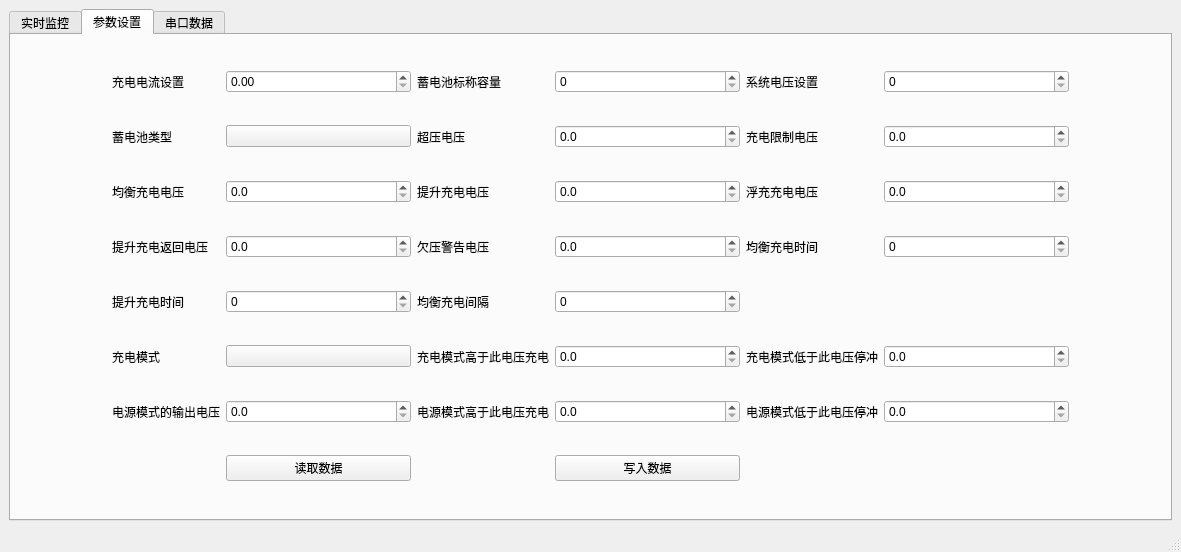
xxxy-bit/SRNE_UP, file ui/dc_layout.ui: the form before one commit.
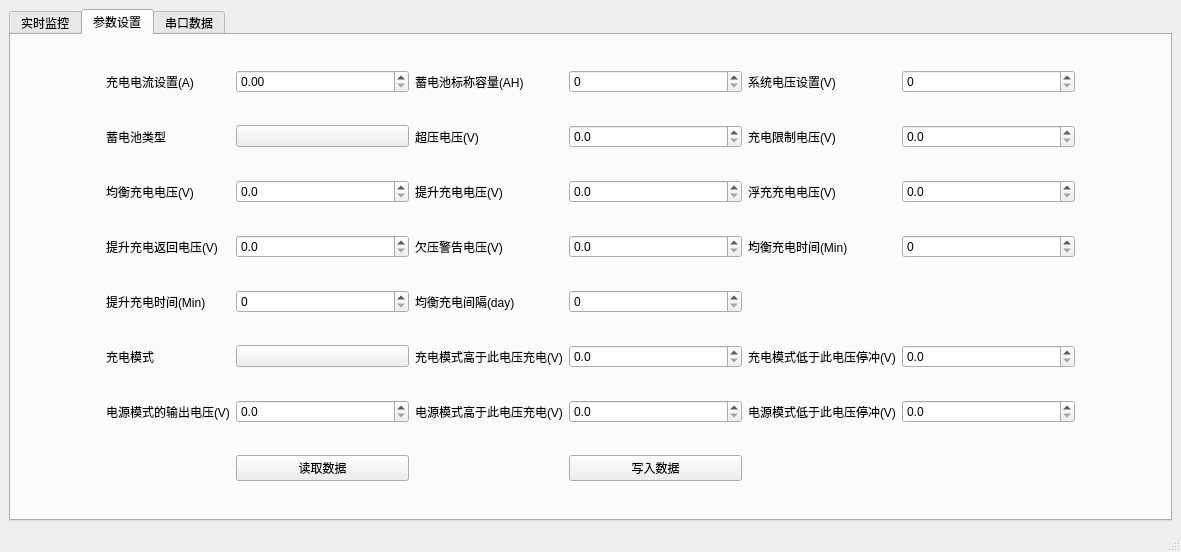
The form after the commit. Custom widgets are drawn as their Qt base class.

Diff of the .ui file:
```diff
--- a/ui/dc_layout.ui
+++ b/ui/dc_layout.ui
@@ -854,21 +854,21 @@
           <item row="5" column="5">
            <widget class="QLabel" name="label_55">
             <property name="text">
-             <string>充电模式低于此电压停冲</string>
+             <string>充电模式低于此电压停冲(V)</string>
             </property>
            </widget>
           </item>
           <item row="2" column="1">
            <widget class="QLabel" name="label_45">
             <property name="text">
-             <string>均衡充电电压</string>
+             <string>均衡充电电压(V)</string>
             </property>
            </widget>
           </item>
           <item row="1" column="3">
            <widget class="QLabel" name="label_43">
             <property name="text">
-             <string>超压电压</string>
+             <string>超压电压(V)</string>
             </property>
            </widget>
           </item>
@@ -882,91 +882,91 @@
           <item row="2" column="5">
            <widget class="QLabel" name="label_47">
             <property name="text">
-             <string>浮充充电电压</string>
+             <string>浮充充电电压(V)</string>
             </property>
            </widget>
           </item>
           <item row="0" column="1">
            <widget class="QLabel" name="label_39">
             <property name="text">
-             <string>充电电流设置</string>
+             <string>充电电流设置(A)</string>
             </property>
            </widget>
           </item>
           <item row="0" column="3">
            <widget class="QLabel" name="label_40">
             <property name="text">
-             <string>蓄电池标称容量</string>
+             <string>蓄电池标称容量(AH)</string>
             </property>
            </widget>
           </item>
           <item row="5" column="3">
            <widget class="QLabel" name="label_53">
             <property name="text">
-             <string>充电模式高于此电压充电</string>
+             <string>充电模式高于此电压充电(V)</string>
             </property>
            </widget>
           </item>
           <item row="6" column="1">
            <widget class="QLabel" name="label_56">
             <property name="text">
-             <string>电源模式的输出电压</string>
+             <string>电源模式的输出电压(V)</string>
             </property>
            </widget>
           </item>
           <item row="6" column="3">
            <widget class="QLabel" name="label_57">
             <property name="text">
-             <string>电源模式高于此电压充电</string>
+             <string>电源模式高于此电压充电(V)</string>
             </property>
            </widget>
           </item>
           <item row="4" column="1">
            <widget class="QLabel" name="label_51">
             <property name="text">
-             <string>提升充电时间</string>
+             <string>提升充电时间(Min)</string>
             </property>
            </widget>
           </item>
           <item row="3" column="1">
            <widget class="QLabel" name="label_48">
             <property name="text">
-             <string>提升充电返回电压</string>
+             <string>提升充电返回电压(V)</string>
             </property>
            </widget>
           </item>
           <item row="1" column="5">
            <widget class="QLabel" name="label_44">
             <property name="text">
-             <string>充电限制电压</string>
+             <string>充电限制电压(V)</string>
             </property>
            </widget>
           </item>
           <item row="4" column="3">
            <widget class="QLabel" name="label_52">
             <property name="text">
-             <string>均衡充电间隔</string>
+             <string>均衡充电间隔(day)</string>
             </property>
            </widget>
           </item>
           <item row="3" column="5">
            <widget class="QLabel" name="label_50">
             <property name="text">
-             <string>均衡充电时间</string>
+             <string>均衡充电时间(Min)</string>
             </property>
            </widget>
           </item>
           <item row="6" column="5">
            <widget class="QLabel" name="label_58">
             <property name="text">
-             <string>电源模式低于此电压停冲</string>
+             <string>电源模式低于此电压停冲(V)</string>
             </property>
            </widget>
           </item>
           <item row="0" column="5">
            <widget class="QLabel" name="label_41">
             <property name="text">
-             <string>系统电压设置</string>
+             <string>系统电压设置(V)</string>
             </property>
            </widget>
           </item>
@@ -993,14 +993,14 @@
           <item row="2" column="3">
            <widget class="QLabel" name="label_46">
             <property name="text">
-             <string>提升充电电压</string>
+             <string>提升充电电压(V)</string>
             </property>
            </widget>
           </item>
           <item row="3" column="3">
            <widget class="QLabel" name="label_49">
             <property name="text">
-             <string>欠压警告电压</string>
+             <string>欠压警告电压(V)</string>
             </property>
            </widget>
           </item>
@@ -1034,15 +1034,29 @@
           <item row="0" column="2">
            <widget class="DoubleSpinBox" name="dc_charge_elec_set">
             <property name="maximum">
-             <double>25.000000000000000</double>
+             <double>99.000000000000000</double>
             </property>
            </widget>
           </item>
           <item row="0" column="4">
-           <widget class="SpinBox" name="dc_set_battery_cap"/>
+           <widget class="SpinBox" name="dc_set_battery_cap">
+            <property name="whatsThis">
+             <string>&lt;html&gt;&lt;head/&gt;&lt;body&gt;&lt;p&gt;蓄电池标称容量(AH)&lt;/p&gt;&lt;/body&gt;&lt;/html&gt;</string>
+            </property>
+            <property name="maximum">
+             <number>9999</number>
+            </property>
+           </widget>
           </item>
           <item row="0" column="6">
-           <widget class="SpinBox" name="dc_set_sys_current"/>
+           <widget class="SpinBox" name="dc_set_sys_current">
+            <property name="whatsThis">
+             <string>&lt;html&gt;&lt;head/&gt;&lt;body&gt;&lt;p&gt;系统电压设置(V)&lt;/p&gt;&lt;/body&gt;&lt;/html&gt;</string>
+            </property>
+            <property name="maximum">
+             <number>255</number>
+            </property>
+           </widget>
           </item>
           <item row="1" column="2">
            <widget class="ComboBox" name="dc_set_battery_type">
@@ -1101,13 +1115,34 @@
            </widget>
           </item>
           <item row="3" column="6">
-           <widget class="SpinBox" name="dc_BatConstChgTime"/>
+           <widget class="SpinBox" name="dc_BatConstChgTime">
+            <property name="whatsThis">
+             <string>&lt;html&gt;&lt;head/&gt;&lt;body&gt;&lt;p&gt;均衡充电时间(Min)&lt;/p&gt;&lt;/body&gt;&lt;/html&gt;</string>
+            </property>
+            <property name="maximum">
+             <number>60</number>
+            </property>
+           </widget>
           </item>
           <item row="4" column="2">
-           <widget class="SpinBox" name="dc_BatImprovChgTime"/>
+           <widget class="SpinBox" name="dc_BatImprovChgTime">
+            <property name="whatsThis">
+             <string>&lt;html&gt;&lt;head/&gt;&lt;body&gt;&lt;p&gt;提升充电时间(Min)&lt;/p&gt;&lt;/body&gt;&lt;/html&gt;</string>
+            </property>
+            <property name="maximum">
+             <number>60</number>
+            </property>
+           </widget>
           </item>
           <item row="4" column="4">
-           <widget class="SpinBox" name="dc_BatConstChgGapTime"/>
+           <widget class="SpinBox" name="dc_BatConstChgGapTime">
+            <property name="whatsThis">
+             <string>&lt;html&gt;&lt;head/&gt;&lt;body&gt;&lt;p&gt;均衡充电间隔(day)&lt;/p&gt;&lt;/body&gt;&lt;/html&gt;</string>
+            </property>
+            <property name="maximum">
+             <number>255</number>
+            </property>
+           </widget>
           </item>
           <item row="5" column="2">
            <widget class="ComboBox" name="dc_ChgMode"/>
```
Left out of the diff: 48 changed lines with no effect on the pictures.
